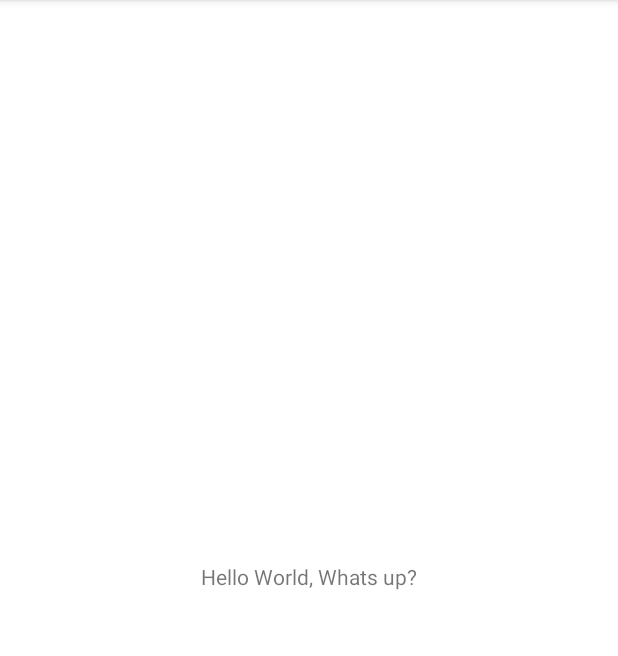
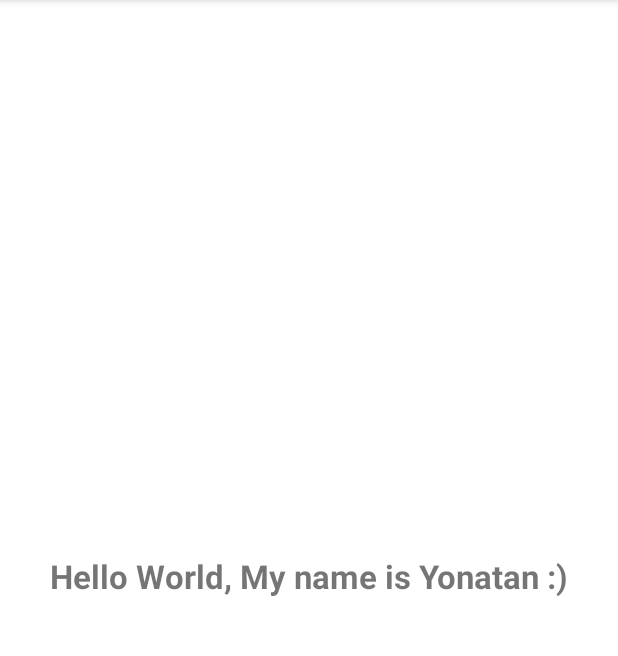
Before and after one commit to yonatanGal/PostPC_ex0, an Android app: the screen it shows after launch (MainActivity), on a phone screen of 412 x 824 dp, the part 84-740 px from its top. Run offline under Robolectric (Android 15) with nearby library versions, the phone set to English and light mode, and no system bars.

Commit message:
changed the msg once again

```diff
--- a/app/src/main/res/layout/activity_main.xml
+++ b/app/src/main/res/layout/activity_main.xml
@@ -9,7 +9,9 @@
     <TextView
         android:layout_width="wrap_content"
         android:layout_height="wrap_content"
-        android:text="Hello World, Whats up?"
+        android:textSize="22sp"
+        android:textStyle="bold"
+        android:text="Hello World, My name is Yonatan :)"
         app:layout_constraintBottom_toBottomOf="parent"
         app:layout_constraintLeft_toLeftOf="parent"
         app:layout_constraintRight_toRightOf="parent"
```
